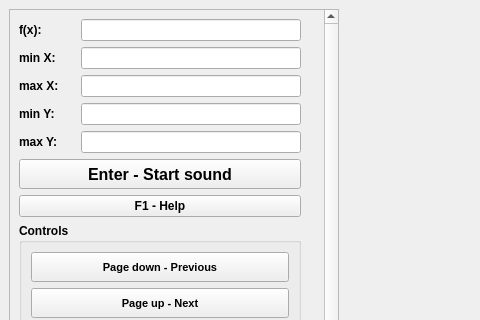
Before: the Qt Designer form src/dialogs/mainwindow.ui in nstrikos/audiographs, drawn with Qt 5; both pictures show x 0 to 480 and y 0 to 320 of the 800 by 958 pixel window.
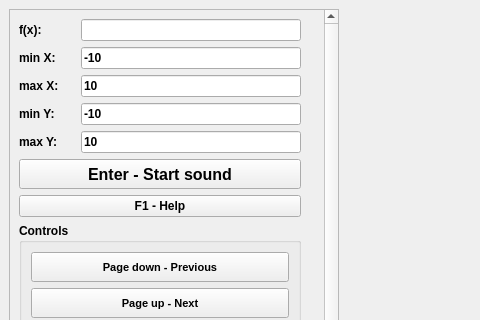
After: the same form once the commit is applied. Custom widgets are drawn as their Qt base class.

Diff of the .ui file:
```diff
--- a/src/dialogs/mainwindow.ui
+++ b/src/dialogs/mainwindow.ui
@@ -42,9 +42,9 @@
        <property name="geometry">
         <rect>
          <x>0</x>
-         <y>-664</y>
+         <y>0</y>
          <width>300</width>
-         <height>1669</height>
+         <height>1593</height>
         </rect>
        </property>
        <property name="minimumSize">
@@ -157,6 +157,9 @@
             <property name="accessibleDescription">
              <string>minimum X</string>
             </property>
+            <property name="text">
+             <string>-10</string>
+            </property>
            </widget>
           </item>
          </layout>
@@ -206,6 +209,9 @@
             <property name="accessibleDescription">
              <string>maximum X</string>
             </property>
+            <property name="text">
+             <string>10</string>
+            </property>
            </widget>
           </item>
          </layout>
@@ -255,6 +261,9 @@
             <property name="accessibleDescription">
              <string>minimum Y</string>
             </property>
+            <property name="text">
+             <string>-10</string>
+            </property>
            </widget>
           </item>
          </layout>
@@ -304,6 +313,9 @@
             <property name="accessibleDescription">
              <string>maximum Y</string>
             </property>
+            <property name="text">
+             <string>10</string>
+            </property>
            </widget>
           </item>
          </layout>
```
Left out of the diff: 5 changed lines with no effect on the pictures.
